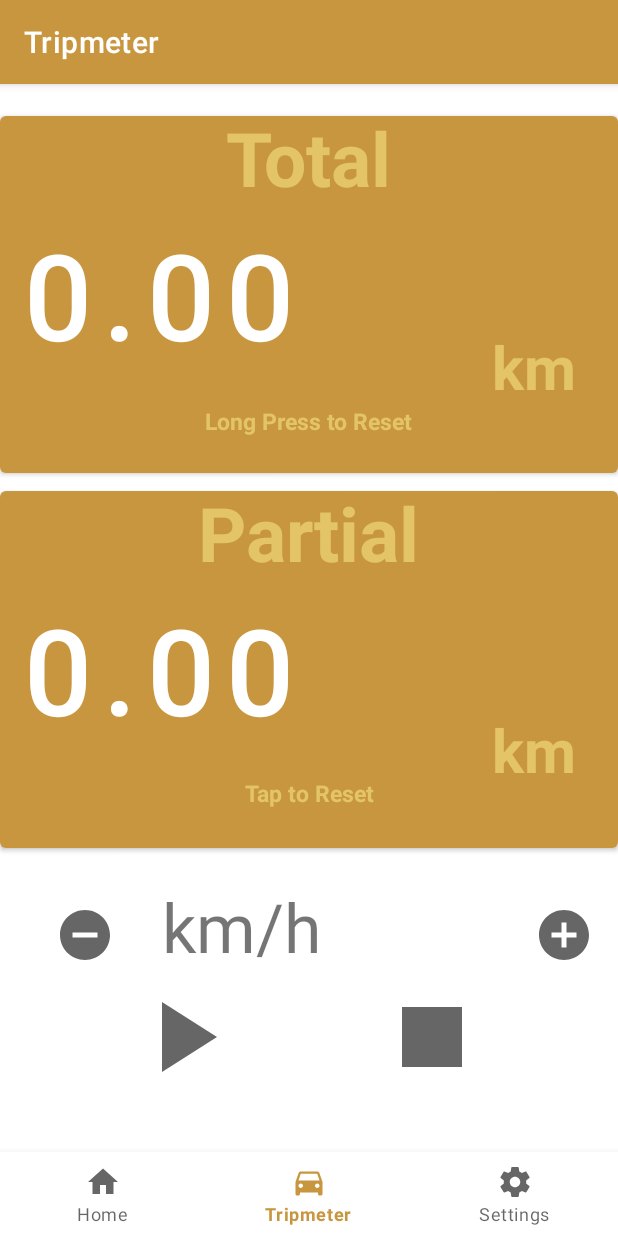
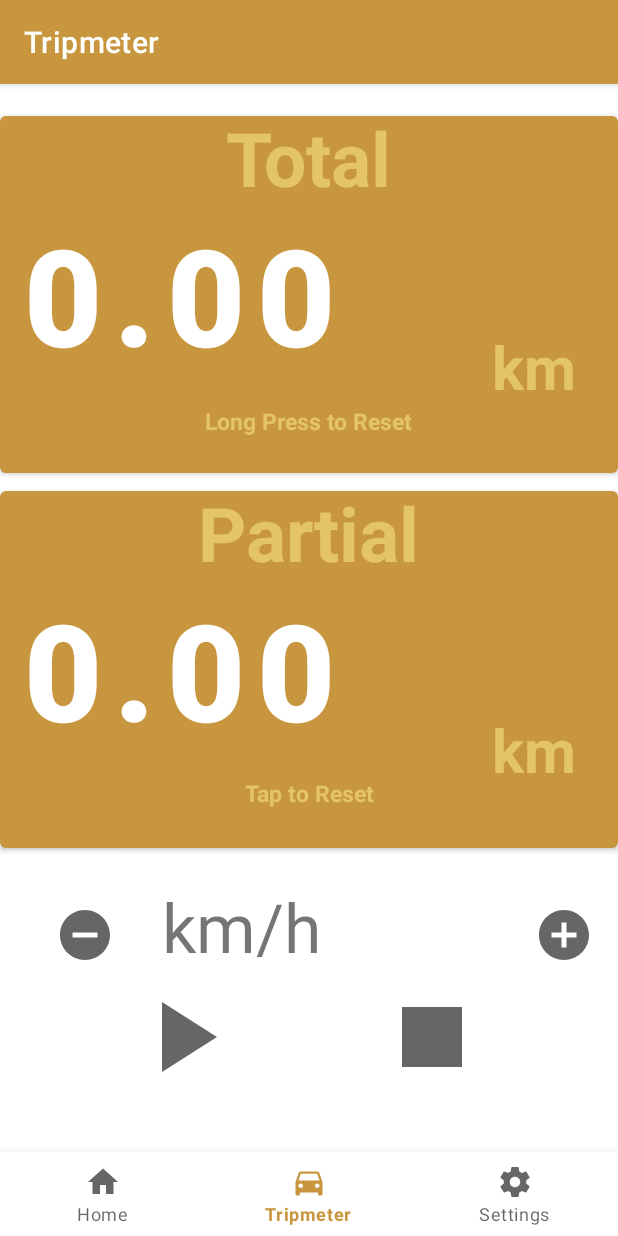
Before and after one commit to MiguelNdeCarvalho/Virtual-Tripmeter, an Android app: the TripFragment screen opened through its navigation route, on a phone screen of 412 x 824 dp. Run offline under Robolectric (Android 15) with nearby library versions, the phone set to English and light mode, and no system bars; our stand-ins replace Firebase (no records; nobody signed in at launch, a user with empty details on screens opened directly), navigation-ui; 1 statement that could not run was skipped.

Commit message:
fragment_trip.xml: Fix fix text size and make it bold

```diff
--- a/app/src/main/res/layout/fragment_trip.xml
+++ b/app/src/main/res/layout/fragment_trip.xml
@@ -12,7 +12,8 @@
         android:layout_height="250dp"
         android:text="0.00"
         android:textAlignment="textStart"
-        android:textSize="80sp"
+        android:textSize="90sp"
+        android:textStyle="bold"
         app:layout_constraintBottom_toBottomOf="parent"
         app:layout_constraintEnd_toEndOf="parent"
         app:layout_constraintHorizontal_bias="0.0"
@@ -27,7 +28,8 @@
         android:layout_marginBottom="188dp"
         android:text="0.00"
         android:textAlignment="textStart"
-        android:textSize="80sp"
+        android:textSize="90sp"
+        android:textStyle="bold"
         app:layout_constraintBottom_toBottomOf="parent"
         app:layout_constraintEnd_toEndOf="parent"
         app:layout_constraintHorizontal_bias="0.0"
```
